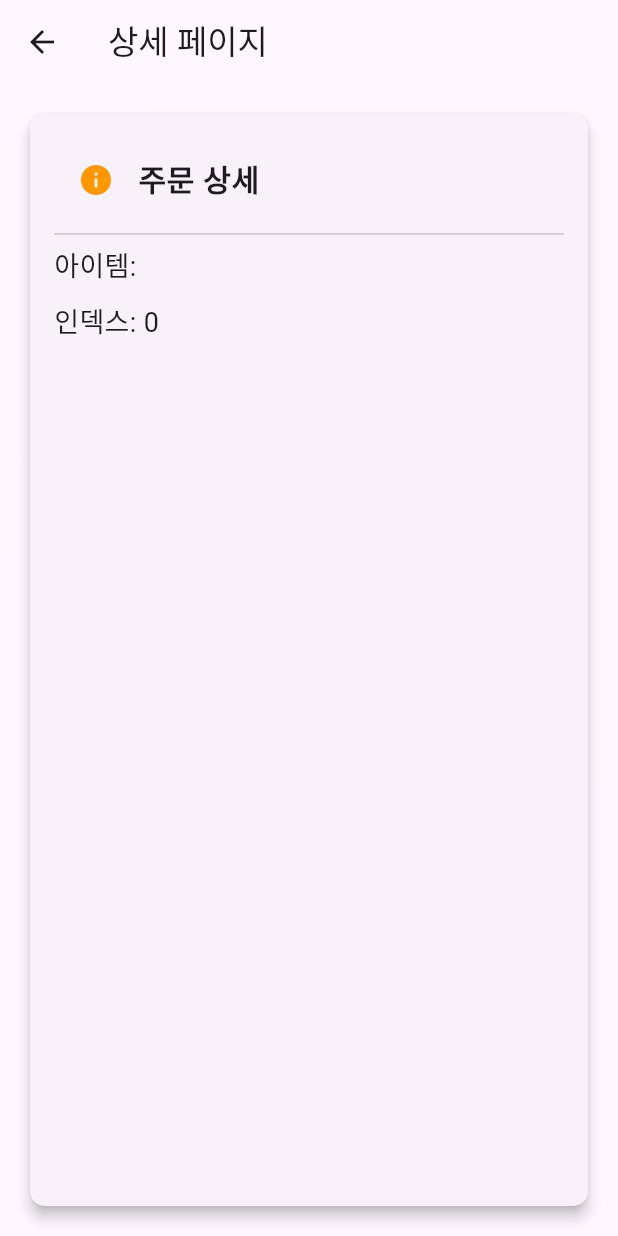
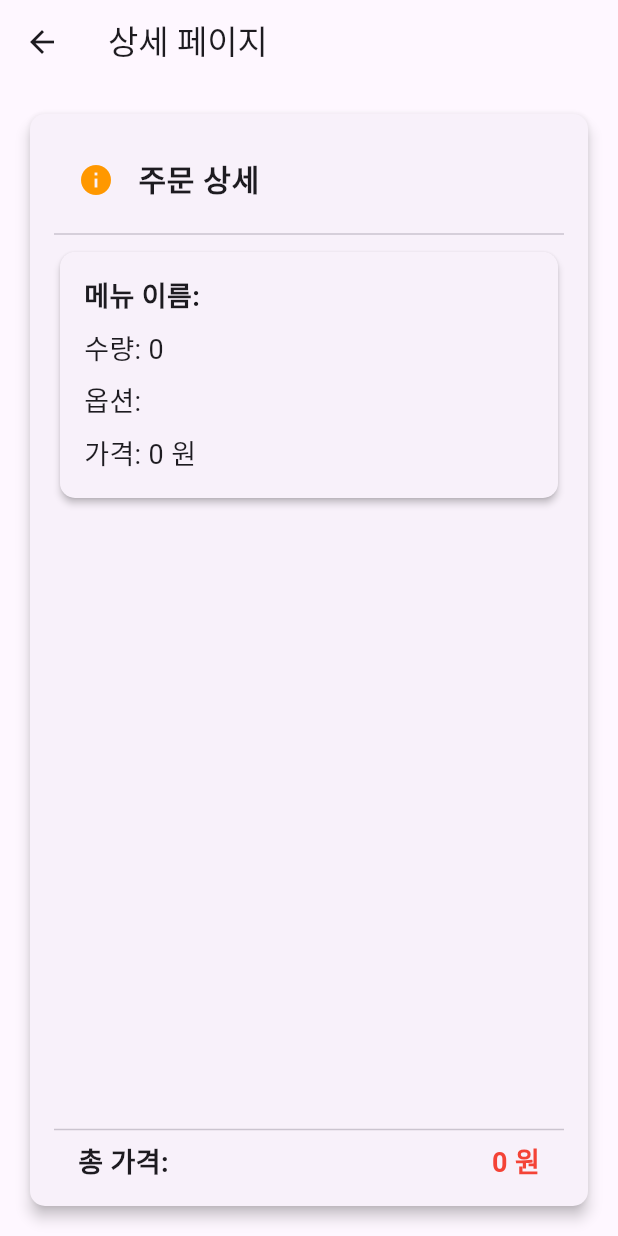
Before and after one commit to dojinss/freeorder_flutter, a Flutter app: the OrderDetailScreen screen opened directly with empty values, on a phone screen of 412 x 824 dp. Run offline on Flutter 3.47's test engine with Material 3 defaults, Android fonts, the light colour scheme and no system bars.

Commit message:
주문 상세 UI 수정

```diff
--- a/lib/screens/order/order_detail_screen.dart
+++ b/lib/screens/order/order_detail_screen.dart
@@ -8,19 +8,27 @@ class OrderDetailScreen extends StatefulWidget {
 }
 
 class _OrderDetailScreenState extends State<OrderDetailScreen> {
-  late String item;
+  late String name;
+  late int quantity;
+  late String option;
+  late int price;
   late int index;
 
   @override
   void didChangeDependencies() {
     super.didChangeDependencies();
     final args = ModalRoute.of(context)!.settings.arguments as Map;
-    item = args['item'];
+    name = args['name'];
+    quantity = args['quantity'];
+    option = args['option'];
+    price = args['price'];
     index = args['index'];
   }
 
   @override
   Widget build(BuildContext context) {
+    int totalPrice = quantity * price;
+
     return Scaffold(
       appBar: AppBar(
         title: Text("상세 페이지"),
@@ -45,16 +53,65 @@ class _OrderDetailScreenState extends State<OrderDetailScreen> {
                   ),
                 ),
                 Divider(),
-                Text(
-                  "아이템: $item",
-                  style: TextStyle(fontSize: 18),
+                Container(
+                  width: double.infinity,
+                  child: Card(
+                    elevation: 2.0,
+                    shape: RoundedRectangleBorder(
+                      borderRadius: BorderRadius.circular(10.0),
+                    ),
+                    child: Padding(
+                      padding: const EdgeInsets.all(16.0),
+                      child: Column(
+                        crossAxisAlignment: CrossAxisAlignment.start,
+                        children: [
+                          Text(
+                            "메뉴 이름: $name",
+                            style: TextStyle(
+                                fontSize: 18, fontWeight: FontWeight.bold),
+                          ),
+                          SizedBox(height: 8),
+                          Text(
+                            "수량: $quantity",
+                            style: TextStyle(fontSize: 18),
+                          ),
+                          SizedBox(height: 8),
+                          Text(
+                            "옵션: $option",
+                            style: TextStyle(fontSize: 18),
+                          ),
+                          SizedBox(height: 8),
+                          Text(
+                            "가격: $price 원",
+                            style: TextStyle(fontSize: 18),
+                          ),
+                        ],
+                      ),
+                    ),
+                  ),
                 ),
-                SizedBox(height: 10),
-                Text(
-                  "인덱스: $index",
-                  style: TextStyle(fontSize: 18),
+                Spacer(),
+                Divider(),
+                Padding(
+                  padding: const EdgeInsets.symmetric(horizontal: 16.0),
+                  child: Row(
+                    mainAxisAlignment: MainAxisAlignment.spaceBetween,
+                    children: [
+                      Text(
+                        "총 가격:",
+                        style: TextStyle(
+                            fontSize: 18, fontWeight: FontWeight.bold),
+                      ),
+                      Text(
+                        '$totalPrice 원',
+                        style: TextStyle(
+                            fontSize: 18,
+                            color: Colors.red,
+                            fontWeight: FontWeight.bold),
+                      ),
+                    ],
+                  ),
                 ),
-                SizedBox(height: 20),
               ],
             ),
           ),
```
Also changed, not shown: lib/screens/order/order_screen.dart (+26 -13 lines).
